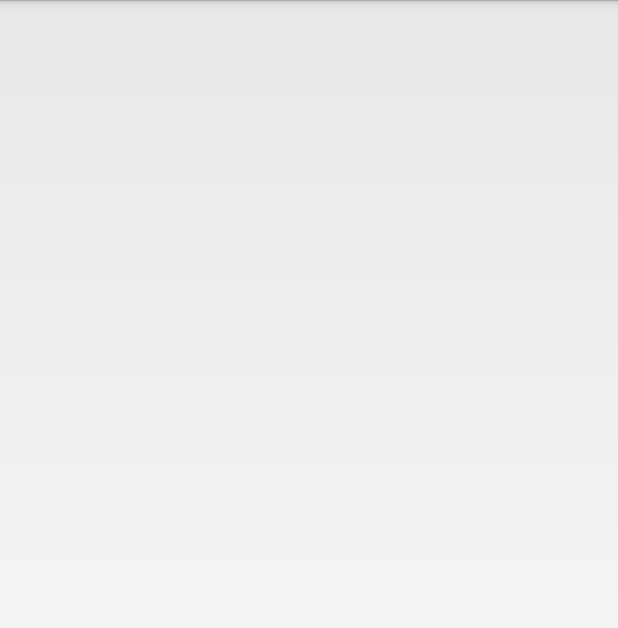
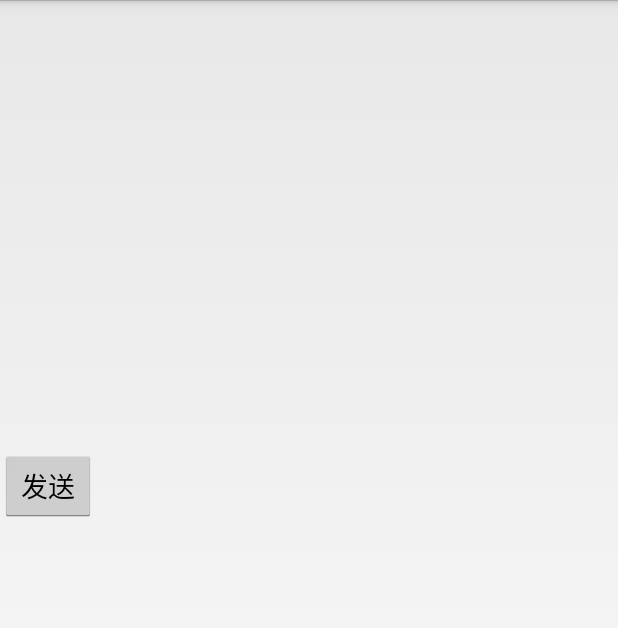
Before and after one commit to umeye/UMP2PSDK-Android, an Android app: the AcSendProtocol screen opened directly, with no data from a screen before it, on a phone screen of 412 x 824 dp. Shown: the top 628 px of the screen. Run offline under Robolectric (Android 15) with nearby library versions, the phone set to English and light mode, and no system bars; 2 statements that could not run were skipped.

Commit message:
增加json代码发送功能

```diff
--- a/demo/app/src/main/java/com/example/extra/AcSendProtocol.java
+++ b/demo/app/src/main/java/com/example/extra/AcSendProtocol.java
@@ -1,42 +1,130 @@
 package com.example.extra;
 
+import android.annotation.SuppressLint;
 import android.app.Activity;
+import android.graphics.Bitmap;
+import android.graphics.BitmapFactory;
 import android.os.Bundle;
+import android.os.Handler;
+import android.os.Message;
+import android.util.Log;
+import android.view.View;
+import android.widget.Button;
+import android.widget.ImageView;
+import android.widget.Toast;
 
 import com.Player.Core.PlayerClient;
+import com.Player.Source.OnThumbDataListener;
+import com.Player.Source.SDKError;
 import com.alibaba.fastjson.JSON;
+import com.alibaba.fastjson.JSONObject;
 import com.example.extra.utils.DevSettingsTask;
 import com.example.extra.utils.RequestSetXXX;
 import com.example.extra.utils.ResponseGetXXX;
 import com.example.extra.utils.TaskCallback;
+import com.example.umeyesdk.PlayActivity2;
+import com.example.umeyesdk.R;
+
+import java.util.concurrent.ExecutorService;
+import java.util.concurrent.Executors;
 
 //发送数据到设备端demo写法
 public class AcSendProtocol extends Activity {
 
+    private String connParams;
+    private long thumbid, pushThumbid;
+    private Bitmap curBitmap;
+    private Handler handler = new Handler();
+    private PlayerClient playerClient;
+    private ImageView iv_img;
+    private Button btn_request;
+    private ExecutorService service = Executors.newFixedThreadPool(10);
+    private int iPic = 0;
 
 
     @Override
     protected void onCreate(Bundle savedInstanceState) {
         super.onCreate(savedInstanceState);
 
-        PlayerClient playerClient = new PlayerClient();
-        String connParams = "";//连接参数
-        int functionId = 0x0000;//功能id
+        setContentView(R.layout.ac_send_protocol);
+        iv_img = findViewById(R.id.iv_img);
+        btn_request = findViewById(R.id.btn_request);
 
-        RequestSetXXX requestSetXXX = new RequestSetXXX();
-        String reqJson = JSON.toJSONString(requestSetXXX);//协议json数据
-        new DevSettingsTask(this, playerClient, connParams, functionId, reqJson, new TaskCallback<ResponseGetXXX>() {
-
+        //例子以缩略图获取为例，如果不需要则不用设置监听setOnThumbDataListener
+        playerClient = new PlayerClient();
+        playerClient.setOnThumbDataListener(new OnThumbDataListener() {
             @Override
-            public void onPostExecuteSuccess(ResponseGetXXX responseGetXXX) {
+            public void callBackDataEx(long PCamera, int messageId, final long id, byte[] pOutData,
+                                       int length) {
+                final Bitmap bitmap = BitmapFactory.decodeByteArray(pOutData, 0, length);
+                Log.e("AcSendProtocol", PCamera + "__" + messageId + "_" + id + "_" + length + "_" + bitmap);
+                handler.post(new Runnable() {
+                    @Override
+                    public void run() {
+                        if(thumbid == id) {
+                            if(bitmap != null) {
+                                iv_img.setImageBitmap(bitmap);
+                                Toast.makeText(AcSendProtocol.this, (++iPic) +"张图片",Toast.LENGTH_SHORT).show();
+                            }
+                        } else {
+                            pushThumbid = id;
+                            if(bitmap != null) {
+                                curBitmap = bitmap;
+                            }
+                        }
+                    }
+                });
 
             }
+        });
+        connParams = getIntent().getStringExtra("id");
+        final int functionId = 0;//功能id
 
+        final String reqJson = "";
+        btn_request.setOnClickListener(new View.OnClickListener() {
             @Override
-            public void onPostExecuteFail() {
+            public void onClick(View v) {
+                DevSettingsTask devSettingsTask = new DevSettingsTask(AcSendProtocol.this, playerClient, connParams, functionId, reqJson, new TaskCallback<ResponseGetXXX>() {
 
+                    @Override
+                    public void onPostExecuteSuccess(ResponseGetXXX responseGetXXX) {
+                        if (isFinishing()) {
+                            playerClient.CameraDisconnectAsync();
+                            return;
+                        }
+                        try {
+                            thumbid = Long.parseLong(responseGetXXX.ThumbId);//以缩略图获取为例
+                        } catch (NumberFormatException e) {
+                            e.printStackTrace();
+                        }
+                        Log.e("AcSendProtocol", "ThumbId" + responseGetXXX.ThumbId);
+                        if(pushThumbid == thumbid) {
+                            if(curBitmap != null) {
+                                iv_img.setImageBitmap(curBitmap);
+                                Toast.makeText(AcSendProtocol.this, (++iPic) +"张图片",Toast.LENGTH_SHORT).show();
+                            }
+                        }
+                    }
+
+                    @Override
+                    public void onPostExecuteFail() {
+
+                    }
+                });
+                devSettingsTask.executeOnExecutor(service);
             }
-        }).execute();
+        });
+
+
 
     }
+
+
+    @Override
+    protected void onDestroy() {
+        super.onDestroy();
+        playerClient.CameraDisconnectAsync();
+    }
+
+
 }
--- a/demo/app/src/main/java/com/example/extra/utils/DevSettingsTask.java
+++ b/demo/app/src/main/java/com/example/extra/utils/DevSettingsTask.java
@@ -44,7 +44,7 @@ public class DevSettingsTask extends AsyncTask<Void, Void, CFResponse> {
     @Override
     protected CFResponse doInBackground(Void... params) {
         try {
-            return playerClient.CallCustomFuncExEx(connParams, functionId, reqJson.getBytes("UTF-8"));
+            return playerClient.CallCustomFuncExExEx(connParams, functionId, reqJson.getBytes("UTF-8"));
         } catch (UnsupportedEncodingException e) {
             e.printStackTrace();
             return null;
--- a/demo/app/src/main/java/com/example/extra/utils/RequestSetXXX.java
+++ b/demo/app/src/main/java/com/example/extra/utils/RequestSetXXX.java
@@ -2,5 +2,4 @@ package com.example.extra.utils;
 
 public class RequestSetXXX {//模拟请求bean
 
-
 }
--- a/demo/app/src/main/java/com/example/extra/utils/ResponseGetXXX.java
+++ b/demo/app/src/main/java/com/example/extra/utils/ResponseGetXXX.java
@@ -2,5 +2,9 @@ package com.example.extra.utils;
 
 public class ResponseGetXXX {//模拟返回bean
 
+    public int JpgNum;
+    public String Name;
+    public String SessionID;
+    public String ThumbId;
 
 }
--- a/demo/app/src/main/java/com/example/umeyeNewSdk/AcSelectMode.java
+++ b/demo/app/src/main/java/com/example/umeyeNewSdk/AcSelectMode.java
@@ -228,7 +228,7 @@ public class AcSelectMode extends Activity {
 		Constants.server = server;
 		ClientCore clientCore = ClientCore.getInstance();
 		clientCore.RelaseClient();
-		clientCore.setCurrentBestServer("", 0,"",0,"",0);
+		clientCore.setCurrentBestServer("",0,"", 0,"",0,"",0);
 		int language = Utility.isZh(this) ? 2 : 1;
 		clientCore.setupHost(Constants.server, 0, Utility.getImsi(this),
 				language, Constants.custom_flag,
--- a/demo/app/src/main/java/com/example/umeyesdk/AcLogo.java
+++ b/demo/app/src/main/java/com/example/umeyesdk/AcLogo.java
@@ -52,6 +52,7 @@ public class AcLogo extends Activity {
 		localLogin = userInfo != null && userInfo.isLocalMode();
 
 		ClientCore clientCore = ClientCore.getInstance();
+
 		if (clientCore != null && clientCore.IsLogin()) {// 判断是否处于登录状态，直接进入主界面
 			if(!localLogin) {
 				startActivity(new Intent(AcLogo.this, MainActivity.class));
--- a/demo/app/src/main/java/com/example/umeyesdk/utils/Constants.java
+++ b/demo/app/src/main/java/com/example/umeyesdk/utils/Constants.java
@@ -54,6 +54,9 @@ public class Constants {
 	 */
 	public static String UserVideoDir = "sdcard/videorecord";
 
+
+	public static int Vendorid = 1009;
+
 	public final static int LOGIN = 1;// 登陆
 	public final static int LOGIN_OK = 2;// 登陆成功
 	public final static int LUNCH_FAILED = -1;// 启动客户端失败
--- a/demo/app/src/main/java/com/example/umeyesdk/utils/MoreFuncDialog.java
+++ b/demo/app/src/main/java/com/example/umeyesdk/utils/MoreFuncDialog.java
@@ -47,7 +47,7 @@ public class MoreFuncDialog extends AlertDialog.Builder {
 						//0是主码流，1是子码流 dev_stream_no
 						// 添加4路子码流的dvr
 						WebSdkApi.addNodeInfo(clientCore,
-								String.valueOf(System.currentTimeMillis()), "", 1, 2, 1009,
+								String.valueOf(System.currentTimeMillis()), "", 1, 2, Constants.Vendorid,
 								Constants.UMID, "", 0, Constants.user,
 								Constants.password, 8, 0, 0, 0,0,"",handler);
 						break;
--- /dev/null
+++ b/demo/app/src/main/res/layout/ac_send_protocol.xml
@@ -0,0 +1,18 @@
+<?xml version="1.0" encoding="utf-8"?>
+<LinearLayout
+    xmlns:android="http://schemas.android.com/apk/res/android" android:layout_width="match_parent"
+    android:layout_height="match_parent"
+    android:orientation="vertical">
+
+    <ImageView
+        android:id="@+id/iv_img"
+        android:layout_width="300dp"
+        android:layout_height="300dp"/>
+
+    <Button
+        android:id="@+id/btn_request"
+        android:layout_width="wrap_content"
+        android:layout_height="wrap_content"
+        android:text="发送"/>
+
+</LinearLayout>
```
Also changed, not shown: demo/app/src/main/java/com/example/umeyesdk/utils/CameraFuncDialog.java (+7 -1 lines), demo/app/libs/NewLivePlayer-new.jar, 3 other files.
